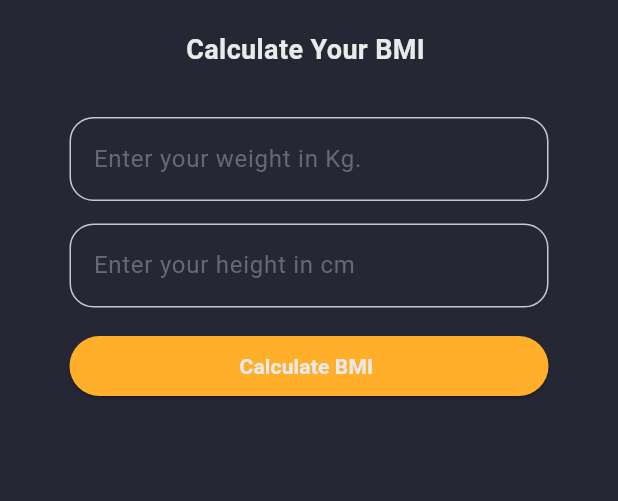
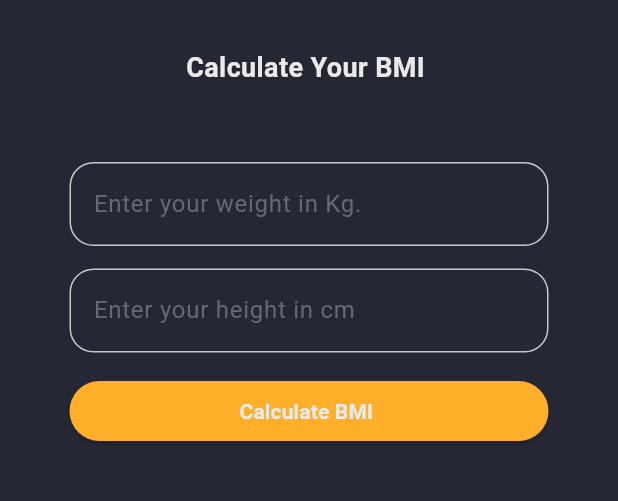
Before and after one commit to rajukarki467/bmi_calculator, a Flutter app: the screen it shows after launch, on a phone screen of 412 x 824 dp, the part 84-585 px from its top. Run offline on Flutter 3.47's test engine with Material 3 defaults, Android fonts, the phone set to English and light mode, and no system bars.

Commit message:
input field restrict to number only  and center

```diff
--- a/lib/pages/home_page.dart
+++ b/lib/pages/home_page.dart
@@ -22,16 +22,17 @@ class _HomePageState extends State<HomePage> {
     return Scaffold(
       appBar: AppBar(title: CustomText(textMessage: "BMI Calculator")),
       backgroundColor: CustomColor.ScaffoldBg,
-      body: Center(
+      body: SingleChildScrollView(
+        child: Center(
           child: Container(
             width: screenwidth / 1.2,
+            child: Padding(
+              padding: const EdgeInsets.all(12.0),
               child: Column(
+                mainAxisAlignment: MainAxisAlignment.center,
                 children: [
                   CustomText(textMessage: "Calculate Your BMI ", fontSize: 18),
-              Padding(
-                padding: const EdgeInsets.all(12.0),
-                child: Column(
-                  children: [
+                  const SizedBox(height: 30),
                   CustomeTextfield(
                     labelText: "Enter your weight in Kg.",
                     controller: controller1,
@@ -98,7 +99,6 @@ class _HomePageState extends State<HomePage> {
                 ],
               ),
             ),
-            ],
           ),
         ),
       ),
--- a/lib/widgets/custome_textfield.dart
+++ b/lib/widgets/custome_textfield.dart
@@ -1,4 +1,5 @@
 import 'package:flutter/material.dart';
+import 'package:flutter/services.dart';
 
 import '../constants/colors.dart';
 
@@ -11,6 +12,10 @@ class CustomeTextfield extends StatelessWidget {
   Widget build(BuildContext context) {
     return TextField(
       controller: controller,
+      keyboardType: TextInputType.numberWithOptions(decimal: true),
+      inputFormatters: [
+        FilteringTextInputFormatter.allow(RegExp(r'^\d*\.?\d*')),
+      ],
       decoration: InputDecoration(
         border: getBorder(),
         enabledBorder: getBorder(color: CustomColor.whiteSecondary),
```
Lines whose indentation alone changed are shown as unchanged.
